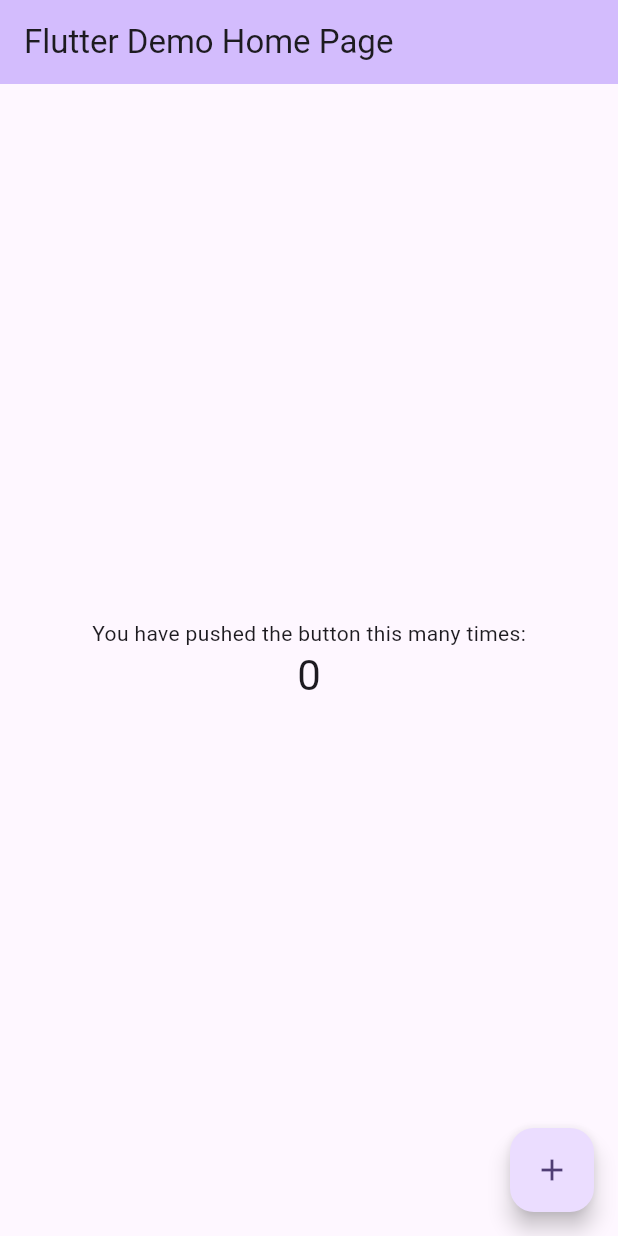
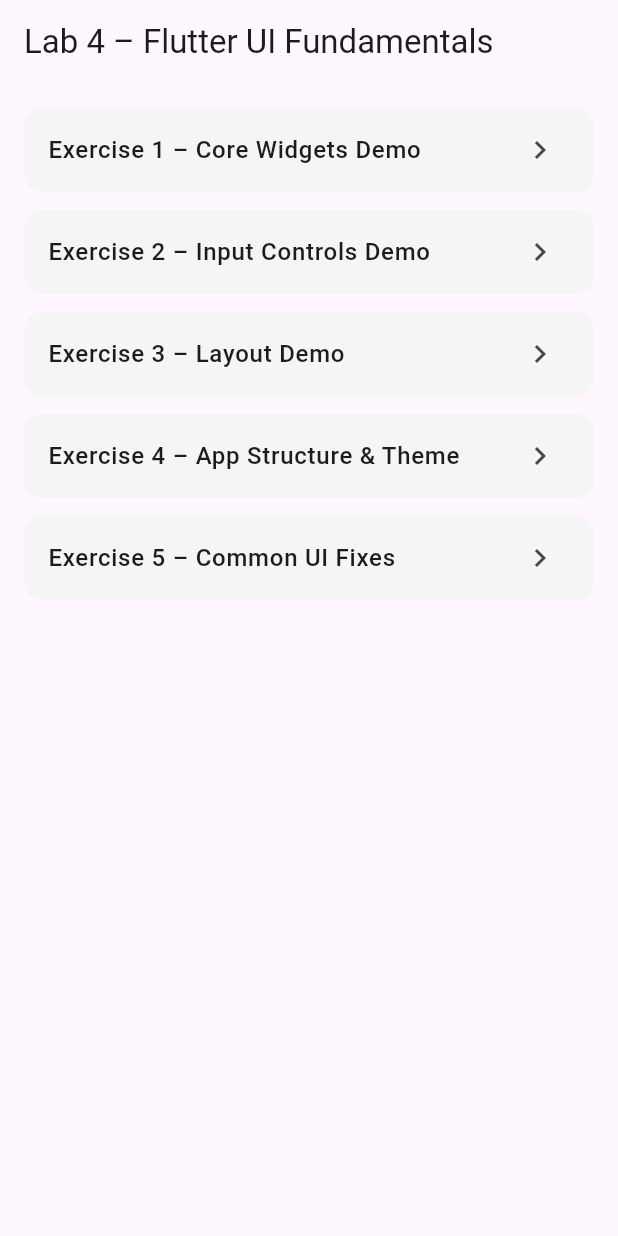
Before and after one commit to DPhong005/PRM_Lab, a Flutter app: the screen it shows after launch, on a phone screen of 412 x 824 dp. Run offline on Flutter 3.47's test engine with Material 3 defaults, Android fonts, the phone set to English and light mode, and no system bars.

Commit message:
Add_Lab4

```diff
--- /dev/null
+++ b/lib/Lab4/lab4_main.dart
@@ -0,0 +1,48 @@
+import 'package:flutter/material.dart';
+import 'exercise_1.dart';
+import 'exercise_2.dart';
+import 'exercise_3.dart';
+import 'exercise_4.dart';
+import 'exercise_5.dart';
+
+class Lab4MainScreen extends StatelessWidget {
+  const Lab4MainScreen({super.key});
+
+  @override
+  Widget build(BuildContext context) {
+    return Scaffold(
+      appBar: AppBar(
+        title: const Text('Lab 4 – Flutter UI Fundamentals'),
+      ),
+      body: ListView(
+        padding: const EdgeInsets.all(16.0),
+        children: [
+          _buildMenuCard(context, 'Exercise 1 – Core Widgets Demo', const CoreWidgetsDemo()),
+          _buildMenuCard(context, 'Exercise 2 – Input Controls Demo', const InputControlsDemo()),
+          _buildMenuCard(context, 'Exercise 3 – Layout Demo', LayoutDemo()),
+          _buildMenuCard(context, 'Exercise 4 – App Structure & Theme', const AppStructureThemeDemo()),
+          _buildMenuCard(context, 'Exercise 5 – Common UI Fixes', const CommonUIFixesDemo()),
+        ],
+      ),
+    );
+  }
+
+  Widget _buildMenuCard(BuildContext context, String title, Widget page) {
+    return Card(
+      margin: const EdgeInsets.only(bottom: 12.0),
+      color: Colors.grey[100],
+      elevation: 0,
+      shape: RoundedRectangleBorder(borderRadius: BorderRadius.circular(12)),
+      child: ListTile(
+        title: Text(title, style: const TextStyle(fontWeight: FontWeight.w500)),
+        trailing: const Icon(Icons.chevron_right),
+        onTap: () {
+          Navigator.push(
+            context,
+            MaterialPageRoute(builder: (context) => page),
+          );
+        },
+      ),
+    );
+  }
+}
--- a/lib/main.dart
+++ b/lib/main.dart
@@ -1,4 +1,5 @@
 import 'package:flutter/material.dart';
+import 'lab4/lab4_main.dart';
 
 void main() {
   runApp(const MyApp());
@@ -7,116 +8,15 @@
 class MyApp extends StatelessWidget {
   const MyApp({super.key});
 
-  // This widget is the root of your application.
   @override
   Widget build(BuildContext context) {
     return MaterialApp(
-      title: 'Flutter Demo',
+      title: 'Lab 4',
+      debugShowCheckedModeBanner: false, // Ẩn chữ DEBUG ở góc phải
       theme: ThemeData(
-        // This is the theme of your application.
-        //
-        // TRY THIS: Try running your application with "flutter run". You'll see
-        // the application has a purple toolbar. Then, without quitting the app,
-        // try changing the seedColor in the colorScheme below to Colors.green
-        // and then invoke "hot reload" (save your changes or press the "hot
-        // reload" button in a Flutter-supported IDE, or press "r" if you used
-        // the command line to start the app).
-        //
-        // Notice that the counter didn't reset back to zero; the application
-        // state is not lost during the reload. To reset the state, use hot
-        // restart instead.
-        //
-        // This works for code too, not just values: Most code changes can be
-        // tested with just a hot reload.
-        colorScheme: .fromSeed(seedColor: Colors.deepPurple),
+        colorScheme: ColorScheme.fromSeed(seedColor: Colors.deepPurple),
       ),
-      home: const MyHomePage(title: 'Flutter Demo Home Page'),
+      home: const Lab4MainScreen(),
     );
   }
 }
-
-class MyHomePage extends StatefulWidget {
-  const MyHomePage({super.key, required this.title});
-
-  // This widget is the home page of your application. It is stateful, meaning
-  // that it has a State object (defined below) that contains fields that affect
-  // how it looks.
-
-  // This class is the configuration for the state. It holds the values (in this
-  // case the title) provided by the parent (in this case the App widget) and
-  // used by the build method of the State. Fields in a Widget subclass are
-  // always marked "final".
-
-  final String title;
-
-  @override
-  State<MyHomePage> createState() => _MyHomePageState();
-}
-
-class _MyHomePageState extends State<MyHomePage> {
-  int _counter = 0;
-
-  void _incrementCounter() {
-    setState(() {
-      // This call to setState tells the Flutter framework that something has
-      // changed in this State, which causes it to rerun the build method below
-      // so that the display can reflect the updated values. If we changed
-      // _counter without calling setState(), then the build method would not be
-      // called again, and so nothing would appear to happen.
-      _counter++;
-    });
-  }
-
-  @override
-  Widget build(BuildContext context) {
-    // This method is rerun every time setState is called, for instance as done
-    // by the _incrementCounter method above.
-    //
-    // The Flutter framework has been optimized to make rerunning build methods
-    // fast, so that you can just rebuild anything that needs updating rather
-    // than having to individually change instances of widgets.
-    return Scaffold(
-      appBar: AppBar(
-        // TRY THIS: Try changing the color here to a specific color (to
-        // Colors.amber, perhaps?) and trigger a hot reload to see the AppBar
-        // change color while the other colors stay the same.
-        backgroundColor: Theme.of(context).colorScheme.inversePrimary,
-        // Here we take the value from the MyHomePage object that was created by
-        // the App.build method, and use it to set our appbar title.
-        title: Text(widget.title),
-      ),
-      body: Center(
-        // Center is a layout widget. It takes a single child and positions it
-        // in the middle of the parent.
-        child: Column(
-          // Column is also a layout widget. It takes a list of children and
-          // arranges them vertically. By default, it sizes itself to fit its
-          // children horizontally, and tries to be as tall as its parent.
-          //
-          // Column has various properties to control how it sizes itself and
-          // how it positions its children. Here we use mainAxisAlignment to
-          // center the children vertically; the main axis here is the vertical
-          // axis because Columns are vertical (the cross axis would be
-          // horizontal).
-          //
-          // TRY THIS: Invoke "debug painting" (choose the "Toggle Debug Paint"
-          // action in the IDE, or press "p" in the console), to see the
-          // wireframe for each widget.
-          mainAxisAlignment: .center,
-          children: [
-            const Text('You have pushed the button this many times:'),
-            Text(
-              '$_counter',
-              style: Theme.of(context).textTheme.headlineMedium,
-            ),
-          ],
-        ),
-      ),
-      floatingActionButton: FloatingActionButton(
-        onPressed: _incrementCounter,
-        tooltip: 'Increment',
-        child: const Icon(Icons.add),
-      ),
-    );
-  }
-}
```
Also changed, not shown: lib/Lab4/exercise_1.dart (added, +57 -0 lines), lib/Lab4/exercise_2.dart (added, +117 -0 lines), lib/Lab4/exercise_3.dart (added, +60 -0 lines), lib/Lab4/exercise_4.dart (added, +50 -0 lines), lib/Lab4/exercise_5.dart (added, +43 -0 lines), lib/Lab2/lab2.dart (renamed from lib/lab2.dart), lib/Lab3/lab3.dart (renamed from lib/lab3.dart), lib/ThucHanh/ThucHanhChapter3.dart (renamed from lib/ThucHanhChapter3.dart).
